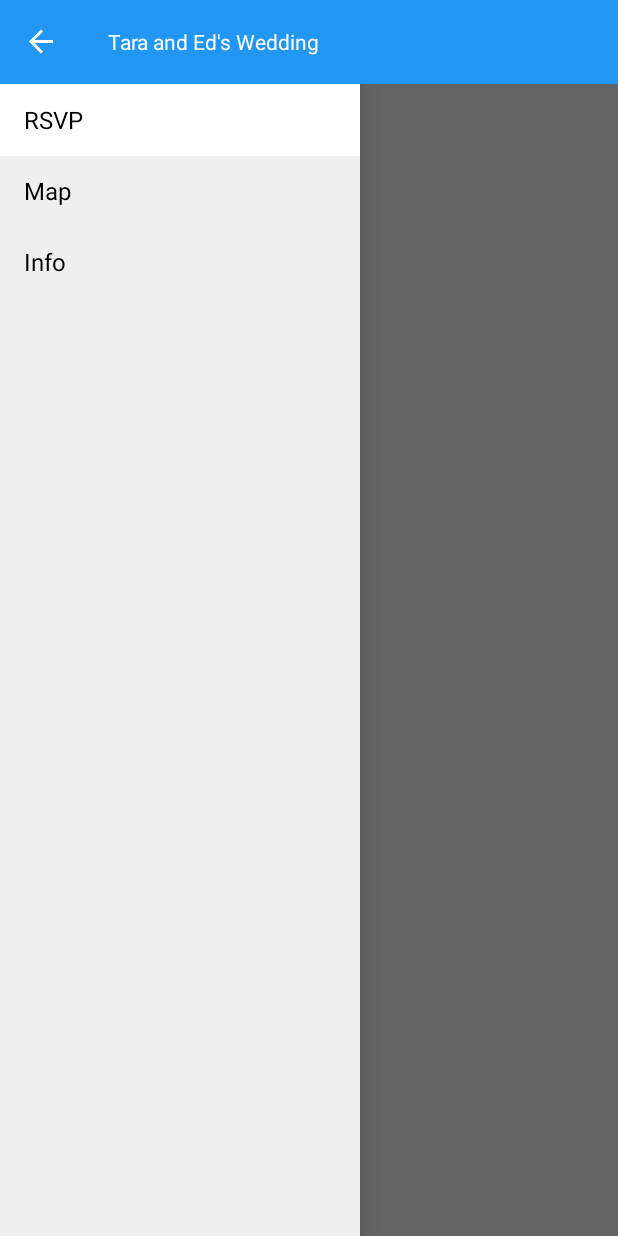
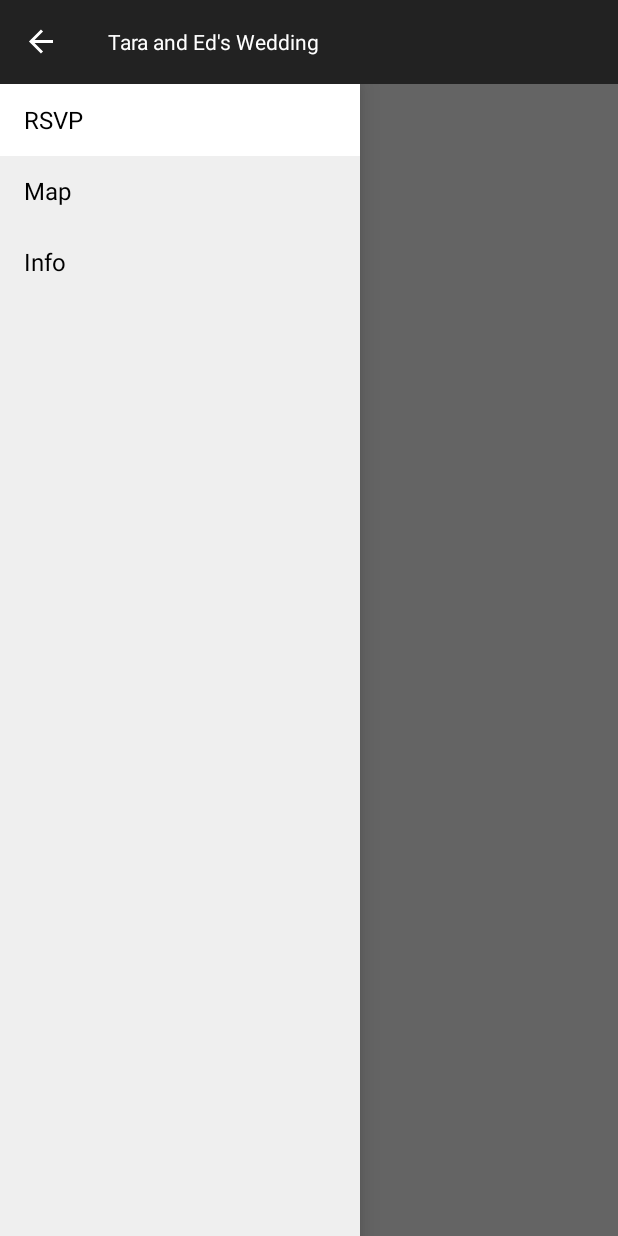
Before and after one commit to elmundio87/WeddingAppAndroid, an Android app: the screen it shows after launch (MainActivity), with the side drawer open, on a phone screen of 412 x 824 dp. Run offline under Robolectric (Android 15) with nearby library versions, the phone set to English and light mode, and no system bars.

Commit message:
Top bar is now black

```diff
--- a/app/src/main/res/values/styles.xml
+++ b/app/src/main/res/values/styles.xml
@@ -2,10 +2,10 @@
 <resources>
     <style name="AppTheme" parent="Theme.AppCompat.Light">
         <!-- colorPrimary is used for the default action bar background -->
-        <item name="colorPrimary">#2196F3</item>
+        <item name="colorPrimary">#222222</item>
 
         <!-- colorPrimaryDark is used for the status bar -->
-        <item name="colorPrimaryDark">#2196F3</item>
+        <item name="colorPrimaryDark">#222222</item>
 
         <!-- colorAccent is used as the default value for colorControlActivated
              which is used to tint widgets -->
```
